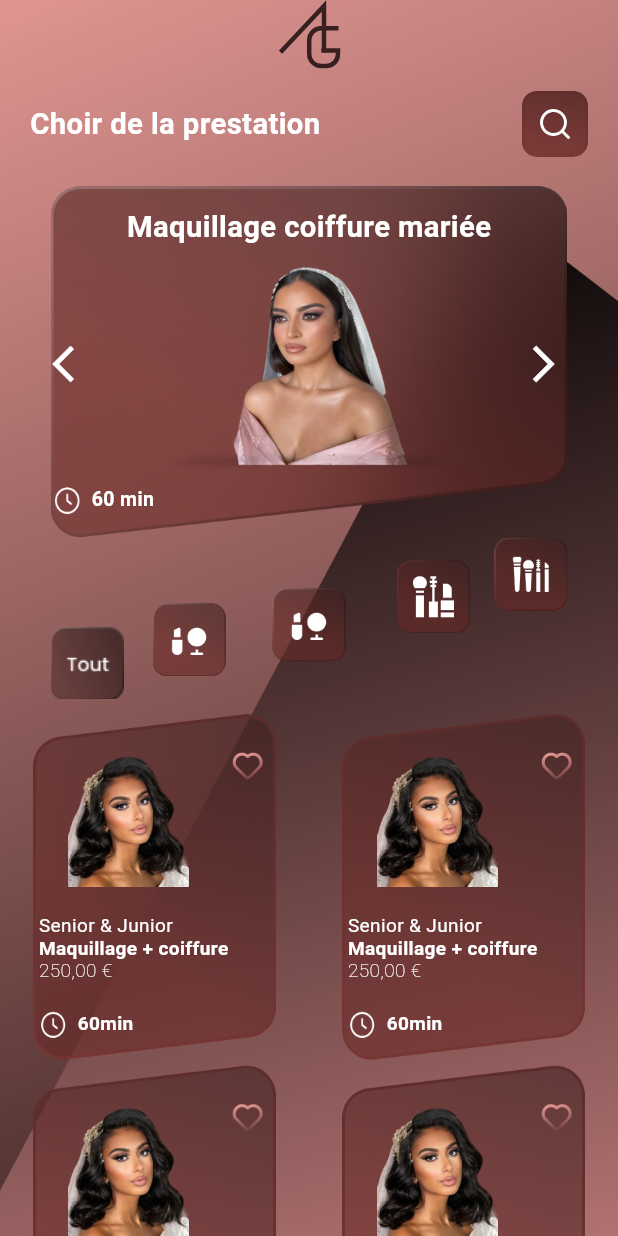
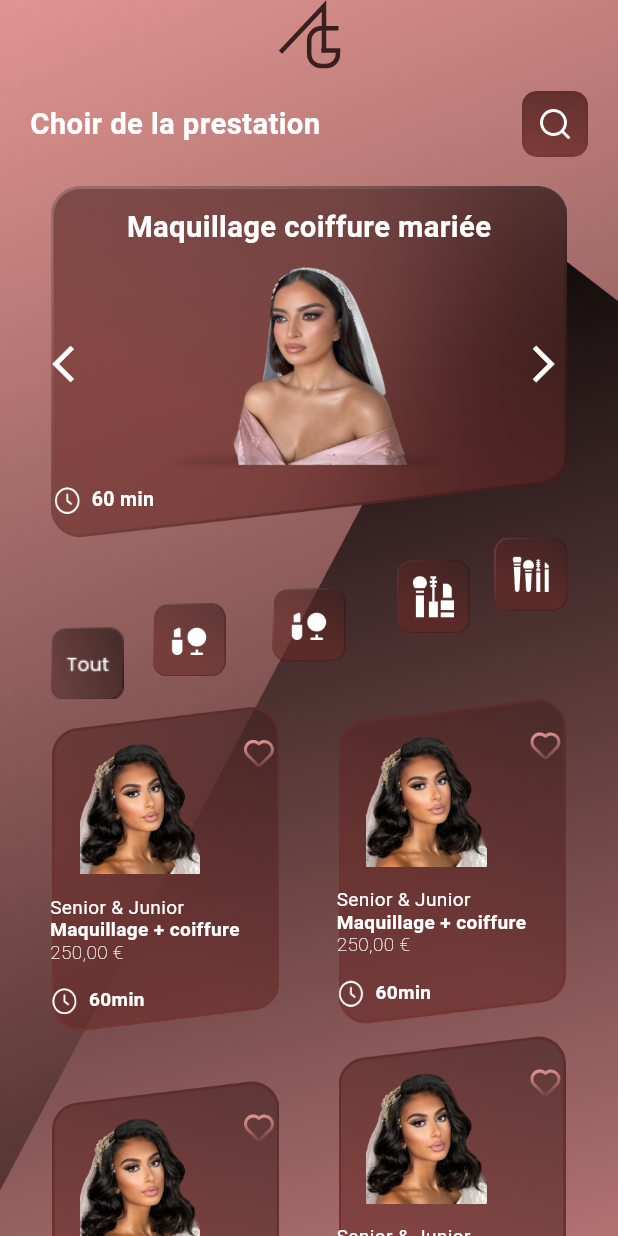
Before and after one commit to MUHAMMMADJUNAID1/dashboard_view, a Flutter app: the screen it shows after launch, on a phone screen of 412 x 824 dp. Run offline on Flutter 3.47's test engine with Material 3 defaults, Android fonts, the phone set to English and light mode, and no system bars; our stand-ins replace carousel_slider, device_preview, dots_indicator, flutter_screenutil, flutter_svg.

Commit message:
setting the bottom card of the page 2

```diff
--- a/lib/Common/bottomContainer.dart
+++ b/lib/Common/bottomContainer.dart
@@ -1,6 +1,7 @@
 import 'package:flutter/material.dart';
 import 'package:flutter_screenutil/flutter_screenutil.dart';
 import 'package:flutter_svg/svg.dart';
+
 class BottomContainer extends StatelessWidget {
   const BottomContainer({super.key});
 
@@ -8,22 +9,28 @@ class BottomContainer extends StatelessWidget {
   Widget build(BuildContext context) {
     return Container(
       width: 165.w,
-      height: 240.h,
+      height: 225.h,
       decoration: const BoxDecoration(
           image: DecorationImage(
-          image: AssetImage('assets/img/bottomCard.png', ),
-
+            image: AssetImage(
+              'assets/img/bottomCard.png',
             ),
           ),
+          borderRadius: BorderRadius.only(
+            topLeft: Radius.circular(45),
+            topRight: Radius.circular(24),
+            bottomLeft: Radius.circular(28),
+            bottomRight: Radius.circular(45),
+          )),
       child: Padding(
         padding: const EdgeInsets.only(left: 10, right: 0),
-        child:
-            Column(
+        child: Column(
           crossAxisAlignment: CrossAxisAlignment.start,
           mainAxisAlignment: MainAxisAlignment.spaceEvenly,
           children: [
             SizedBox(
-                  height: 100.h, width: 165.w,
+              height: 100.h,
+              width: 165.w,
               child: Stack(
                 children: [
                   Positioned(
@@ -42,7 +49,6 @@ class BottomContainer extends StatelessWidget {
                       'assets/img/redheart.svg',
                     ),
                   ),
-
                 ],
               ),
             ),
@@ -73,7 +79,6 @@ class BottomContainer extends StatelessWidget {
                     color: Colors.white,
                   ),
                 ),
-
               ],
             ),
             Row(
@@ -98,6 +103,5 @@ class BottomContainer extends StatelessWidget {
         ),
       ),
     );
-
   }
 }
--- a/lib/View/DashBoard/home.dart
+++ b/lib/View/DashBoard/home.dart
@@ -37,8 +37,7 @@ class _HomeViewState extends State<HomeView> {
             backgroundColor: Colors.transparent,
             body: SafeArea(
               child: SingleChildScrollView(
-            child: Column(
-              children: [
+                child: Column(children: [
                   Padding(
                     padding: const EdgeInsets.symmetric(horizontal: 20),
                     child: Column(
@@ -60,7 +59,8 @@ class _HomeViewState extends State<HomeView> {
                               ),
                             ),
                             GestureDetector(
-                            child: SvgPicture.asset('assets/img/searchbtn.svg'),
+                              child:
+                                  SvgPicture.asset('assets/img/searchbtn.svg'),
                             ),
                           ],
                         ),
@@ -90,7 +90,8 @@ class _HomeViewState extends State<HomeView> {
                                   ),
                                 ),
                                 Row(
-                                mainAxisAlignment: MainAxisAlignment.spaceBetween,
+                                  mainAxisAlignment:
+                                      MainAxisAlignment.spaceBetween,
                                   children: [
                                     Icon(
                                       Icons.arrow_back_ios,
@@ -188,21 +189,33 @@ class _HomeViewState extends State<HomeView> {
                       ],
                     ),
                   ),
-                SizedBox(height: 10.h,),
-const Row(
-  mainAxisAlignment:MainAxisAlignment.spaceAround,
-  crossAxisAlignment: CrossAxisAlignment.start,
+                  const Padding(
+                    padding: EdgeInsets.symmetric(horizontal: 15),
+                    child: Row(
+                      mainAxisAlignment: MainAxisAlignment.spaceAround,
+                      crossAxisAlignment: CrossAxisAlignment.end,
                       children: [
                         BottomContainer(),
-    BottomContainer(),
+                        Padding(
+                          padding: EdgeInsets.only(bottom: 5),
+                          child: BottomContainer(),
+                        ),
                       ],
                     ),
-               const  Row(
-                  mainAxisAlignment:MainAxisAlignment.spaceAround,
+                  ),
+                 const  Padding(
+                    padding:  EdgeInsets.symmetric(horizontal: 15),
+                    child:  Row(
+                      mainAxisAlignment: MainAxisAlignment.spaceAround,
+                      crossAxisAlignment: CrossAxisAlignment.center,
                       children: [
                         BottomContainer(),
-                    BottomContainer(),
+                        Padding(
+                          padding: EdgeInsets.only(bottom: 60),
+                          child: BottomContainer(),
+                        ),
                       ],
+                    ),
                   )
                   // GridView.builder(gridDelegate: const SliverGridDelegateWithFixedCrossAxisCount(
                   //     crossAxisCount: 2,
@@ -312,19 +325,8 @@ const Row(
                   //   );
                   //   },
                   // ),
-
-
-                ]
+                ]),
               ),
-),
-
-
-
-    )
-      )
-
-
-
-    );
+            )));
   }
 }
```
Also changed, not shown: lib/main.dart (+6 -6 lines). Lines whose indentation alone changed are shown as unchanged.
